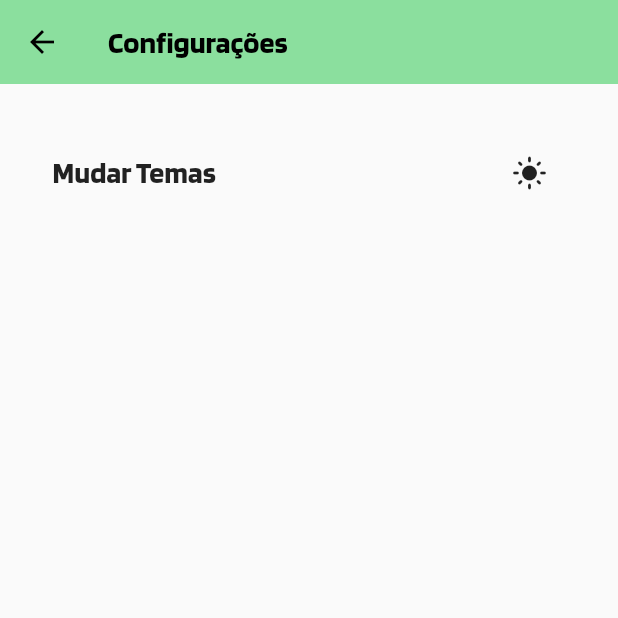
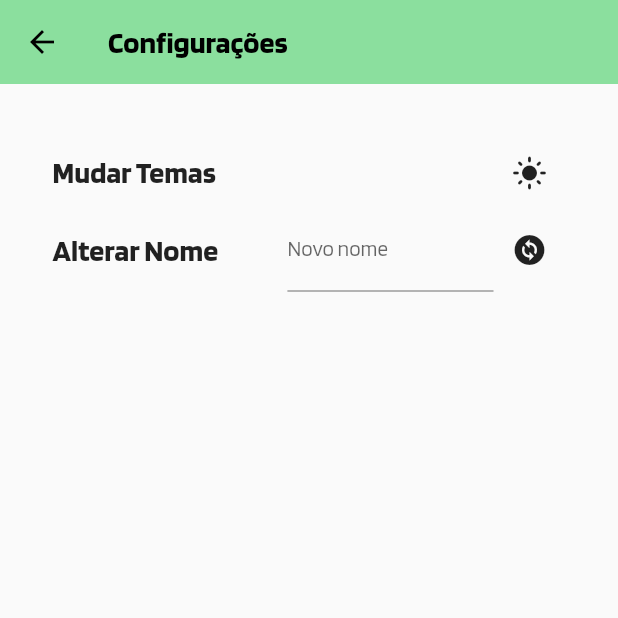
Before and after one commit to guilhermedacruzz/TCC_APP, a Flutter app: the PageConfig screen opened by its route, on a phone screen of 412 x 824 dp, the top half of it. Run offline on Flutter 3.47's test engine with Material 2 defaults, Android fonts, the phone set to English and light mode, and no system bars; our stand-ins replace animated_background, shared_preferences, syncfusion_flutter_charts, validators; accounts and stored records are empty; project files that could hold a hidden picture were left out.

Commit message:
adicionando o textfiled de mudar nome

```diff
--- a/lib/pages/page_config.dart
+++ b/lib/pages/page_config.dart
@@ -1,5 +1,7 @@
 import 'package:flutter/material.dart';
 import 'package:tcc/widgets/dark_mode_switch.dart';
+import 'package:tcc/widgets/forms/custom_button.dart';
+import 'package:tcc/widgets/forms/custom_textformfield.dart';
 
 class PageConfig extends StatelessWidget {
   static String routeName = "/config";
@@ -14,7 +16,8 @@ class PageConfig extends StatelessWidget {
       ),
       body: Padding(
         padding: const EdgeInsets.all(35),
-        child: Column(children: [
+        child: Column(
+          children: [
             Row(
               mainAxisAlignment: MainAxisAlignment.spaceBetween,
               children: [
@@ -25,7 +28,34 @@ class PageConfig extends StatelessWidget {
                 const SwitchDarkMode(),
               ],
             ),
-        ]),
+            Row(
+              mainAxisAlignment: MainAxisAlignment.spaceBetween,
+              children: [
+                Text(
+                  "Alterar Nome",
+                  style: Theme.of(context).textTheme.headline6,
+                ),
+                SizedBox(
+                  width: MediaQuery.of(context).size.width * 0.45,
+                  child: Row(
+                    children: [
+                      Flexible(
+                        child: CustomTextFormField(
+                          label: "Novo nome",
+                          hint: "Digite o seu novo nome",
+                        ),
+                      ),
+                      IconButton(
+                        icon: const Icon(Icons.change_circle),
+                        onPressed: () {},
+                      ),
+                    ],
+                  ),
+                ),
+              ],
+            ),
+          ],
+        ),
       ),
     );
   }
```
Lines whose indentation alone changed are shown as unchanged.
